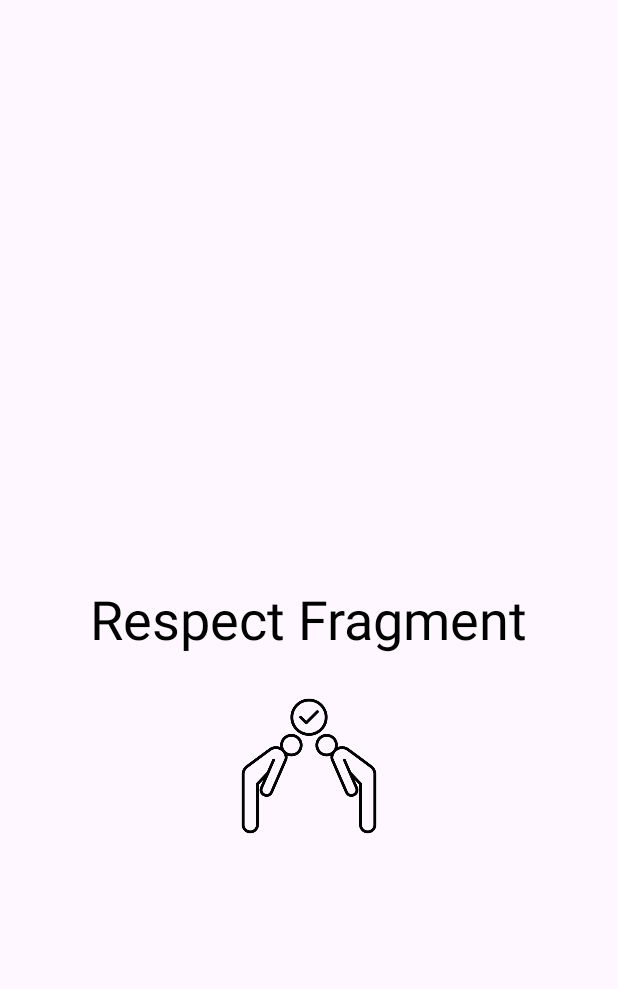
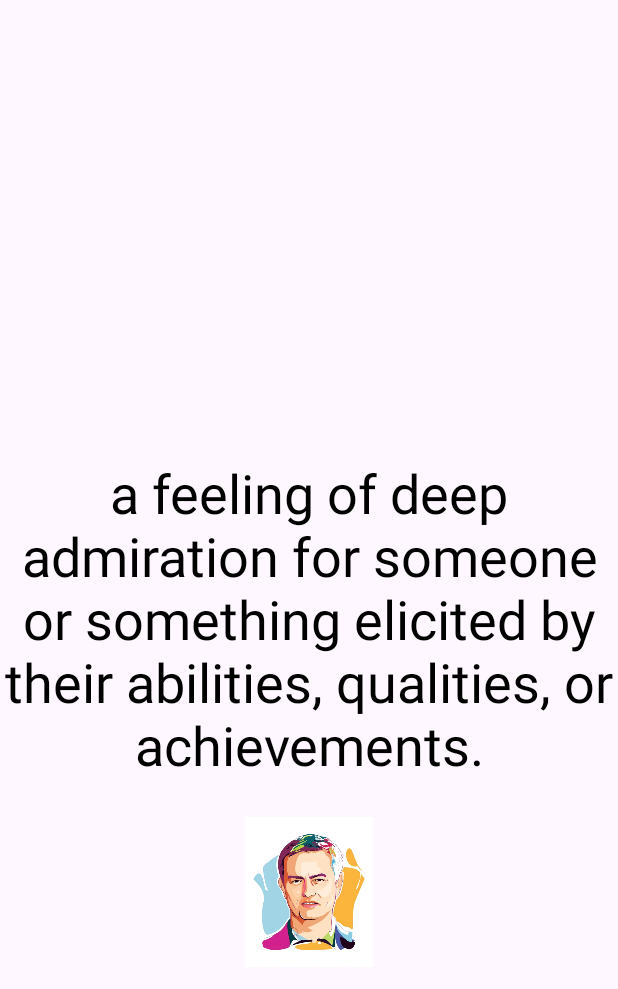
Before and after one commit to bymaskeli53/KekodFirstWeekProject, an Android app: the RespectFragment screen opened through its navigation route, on a phone screen of 412 x 824 dp. Shown: the top 989 px of the screen. Run offline under Robolectric (Android 15) with nearby library versions, the phone set to English and light mode, and no system bars; our stand-ins replace navigation-ui.

Commit message:
Chane details description on every screen

```diff
--- a/app/src/main/java/com/example/kekodfirstweekproject/KindnessFragment.kt
+++ b/app/src/main/java/com/example/kekodfirstweekproject/KindnessFragment.kt
@@ -1,6 +1,7 @@
 package com.example.kekodfirstweekproject
 
 import android.os.Bundle
+import android.view.View
 import androidx.transition.TransitionInflater
 import com.example.kekodfirstweekproject.databinding.FragmentKindnessBinding
 
@@ -11,4 +12,9 @@ class KindnessFragment : BaseFragment<FragmentKindnessBinding>(FragmentKindnessB
         val inflater = TransitionInflater.from(requireContext())
         enterTransition = inflater.inflateTransition(R.transition.slide_in)
     }
+
+    override fun onViewCreated(view: View, savedInstanceState: Bundle?) {
+        super.onViewCreated(view, savedInstanceState)
+        binding.textView.text = "the quality of being friendly, generous, and considerate"
+    }
 }
--- a/app/src/main/java/com/example/kekodfirstweekproject/RespectFragment.kt
+++ b/app/src/main/java/com/example/kekodfirstweekproject/RespectFragment.kt
@@ -6,6 +6,7 @@ import android.view.LayoutInflater
 import android.view.View
 import android.view.ViewGroup
 import androidx.transition.TransitionInflater
+import com.example.kekodfirstweekproject.databinding.FragmentRespectBinding
 
 // TODO: Rename parameter arguments, choose names that match
 // the fragment initialization parameters, e.g. ARG_ITEM_NUMBER
@@ -22,6 +23,9 @@ class RespectFragment : Fragment() {
     private var param1: String? = null
     private var param2: String? = null
 
+    protected val binding get() = _binding!!
+    private var _binding: FragmentRespectBinding? = null
+
     override fun onCreate(savedInstanceState: Bundle?) {
         super.onCreate(savedInstanceState)
         arguments?.let {
@@ -37,8 +41,8 @@ class RespectFragment : Fragment() {
         inflater: LayoutInflater, container: ViewGroup?,
         savedInstanceState: Bundle?
     ): View? {
-        // Inflate the layout for this fragment
-        return inflater.inflate(R.layout.fragment_respect, container, false)
+        _binding = FragmentRespectBinding.inflate(inflater, container, false)
+        return binding.root
     }
 
     companion object {
@@ -60,4 +64,15 @@ class RespectFragment : Fragment() {
                 }
             }
     }
+
+    override fun onViewCreated(view: View, savedInstanceState: Bundle?) {
+        super.onViewCreated(view, savedInstanceState)
+        binding.textView.text = "a feeling of deep admiration for someone or something elicited by their abilities, qualities, or achievements."
+        binding.ivRespect.setImageResource(R.drawable.mourinho)
+    }
+
+    override fun onDestroyView() {
+        super.onDestroyView()
+        _binding = null
+    }
 }
--- a/app/src/main/res/layout/fragment_happiness.xml
+++ b/app/src/main/res/layout/fragment_happiness.xml
@@ -11,6 +11,7 @@
         android:id="@+id/textView"
         style="@style/text_style_details"
         android:text="Happiness Fragment"
+
 
         app:layout_constraintBottom_toBottomOf="parent"
         app:layout_constraintEnd_toEndOf="parent"
--- a/app/src/main/res/layout/fragment_home.xml
+++ b/app/src/main/res/layout/fragment_home.xml
@@ -13,6 +13,7 @@
         android:layout_height="wrap_content"
         android:enabled="false"
         android:text="Happiness"
+        android:textStyle="bold"
         app:layout_constraintTop_toTopOf="parent"
         app:layout_constraintStart_toStartOf="parent"
         app:layout_constraintEnd_toEndOf="parent"
@@ -25,6 +26,7 @@
         android:layout_height="wrap_content"
         android:enabled="false"
         android:text="Optimism"
+        android:textStyle="bold"
         app:layout_constraintTop_toBottomOf="@id/switchHappiness"
         app:layout_constraintStart_toStartOf="parent"
         app:layout_constraintEnd_toEndOf="parent"
@@ -37,6 +39,7 @@
         android:layout_height="wrap_content"
         android:enabled="false"
         android:text="Kindness"
+        android:textStyle="bold"
         app:layout_constraintTop_toBottomOf="@id/switchOptimism"
         app:layout_constraintStart_toStartOf="parent"
         app:layout_constraintEnd_toEndOf="parent"
@@ -49,6 +52,7 @@
         android:layout_height="wrap_content"
         android:enabled="false"
         android:text="Giving"
+        android:textStyle="bold"
         app:layout_constraintTop_toBottomOf="@id/switchKindness"
         app:layout_constraintStart_toStartOf="parent"
         app:layout_constraintEnd_toEndOf="parent"
@@ -61,6 +65,7 @@
         android:layout_height="wrap_content"
         android:enabled="false"
         android:text="Respect"
+        android:textStyle="bold"
         app:layout_constraintTop_toBottomOf="@id/switchGiving"
         app:layout_constraintStart_toStartOf="parent"
         app:layout_constraintEnd_toEndOf="parent"
--- a/app/src/main/res/values/themes.xml
+++ b/app/src/main/res/values/themes.xml
@@ -16,5 +16,6 @@
         <item name="android:textColor">@color/black</item>
         <item name="android:layout_width">wrap_content</item>
         <item name="android:layout_height">wrap_content</item>
+        <item name="android:gravity">center</item>
     </style>
 </resources>
```
Also changed, not shown: app/src/main/java/com/example/kekodfirstweekproject/GivingFragment.kt (+17 -1 lines), app/src/main/java/com/example/kekodfirstweekproject/HappinessFragment.kt (+15 -1 lines), app/src/main/java/com/example/kekodfirstweekproject/OptimismFragment.kt (+16 -2 lines), app/src/main/res/drawable/mourinho.webp (added).
